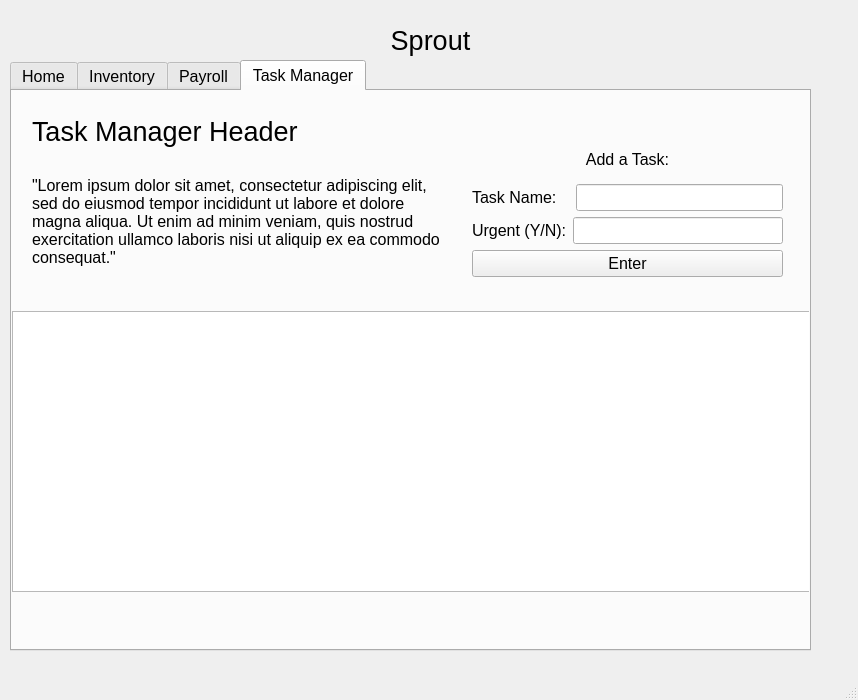
First picture: the form in FarmingSystemManager/mainwindow.ui, repository ryan-ghosh/FarmerSystemManager, before the edit.
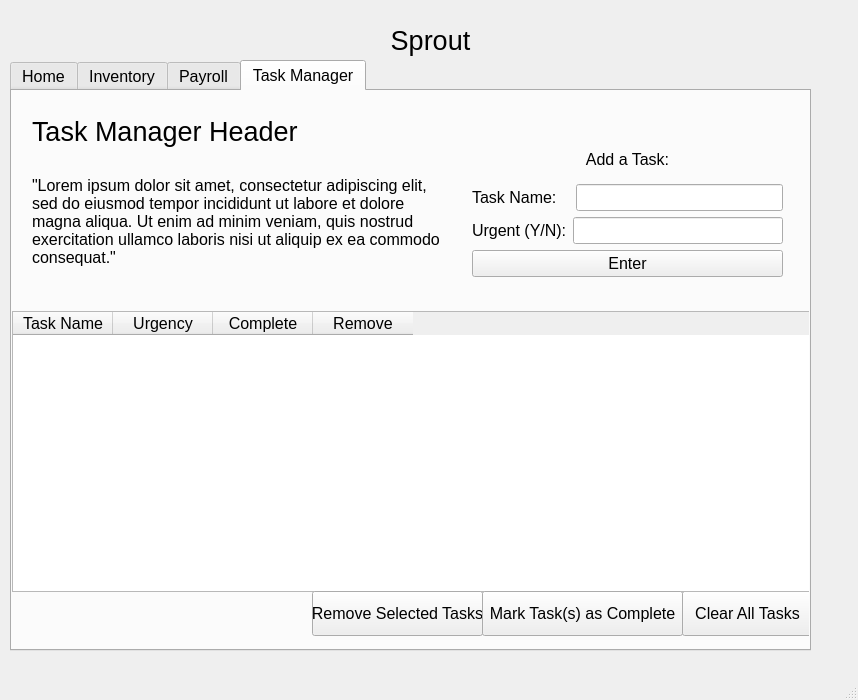
Second picture: the form after the edit. The open tabs and pages were chosen to show the change.

Commit message: changes taskmanager to table, fixes clear all tasks feature. still need to work on completing tasks and removing only some tasks

The edit to the form file:
```diff
--- a/FarmingSystemManager/mainwindow.ui
+++ b/FarmingSystemManager/mainwindow.ui
@@ -464,10 +464,10 @@
      <widget class="QPushButton" name="clearButton">
       <property name="geometry">
        <rect>
-        <x>190</x>
-        <y>350</y>
-        <width>141</width>
-        <height>41</height>
+        <x>670</x>
+        <y>500</y>
+        <width>131</width>
+        <height>45</height>
        </rect>
       </property>
       <property name="text">
@@ -508,7 +508,7 @@
        <bool>true</bool>
       </property>
      </widget>
-     <widget class="QTextBrowser" name="textBrowser">
+     <widget class="QTableWidget" name="tasktable">
       <property name="geometry">
        <rect>
         <x>0</x>
@@ -516,6 +516,52 @@
         <width>801</width>
         <height>281</height>
        </rect>
+      </property>
+      <column>
+       <property name="text">
+        <string>Task Name</string>
+       </property>
+      </column>
+      <column>
+       <property name="text">
+        <string>Urgency</string>
+       </property>
+      </column>
+      <column>
+       <property name="text">
+        <string>Complete</string>
+       </property>
+      </column>
+      <column>
+       <property name="text">
+        <string>Remove</string>
+       </property>
+      </column>
+     </widget>
+     <widget class="QPushButton" name="completebutton">
+      <property name="geometry">
+       <rect>
+        <x>470</x>
+        <y>500</y>
+        <width>201</width>
+        <height>45</height>
+       </rect>
+      </property>
+      <property name="text">
+       <string>Mark Task(s) as Complete</string>
+      </property>
+     </widget>
+     <widget class="QPushButton" name="pushButton_2">
+      <property name="geometry">
+       <rect>
+        <x>300</x>
+        <y>500</y>
+        <width>171</width>
+        <height>45</height>
+       </rect>
+      </property>
+      <property name="text">
+       <string>Remove Selected Tasks</string>
       </property>
      </widget>
      <widget class="QWidget" name="">
```
Left out of the diff: 20 changed lines with no effect on the pictures. The commit also changes 6 other files.
